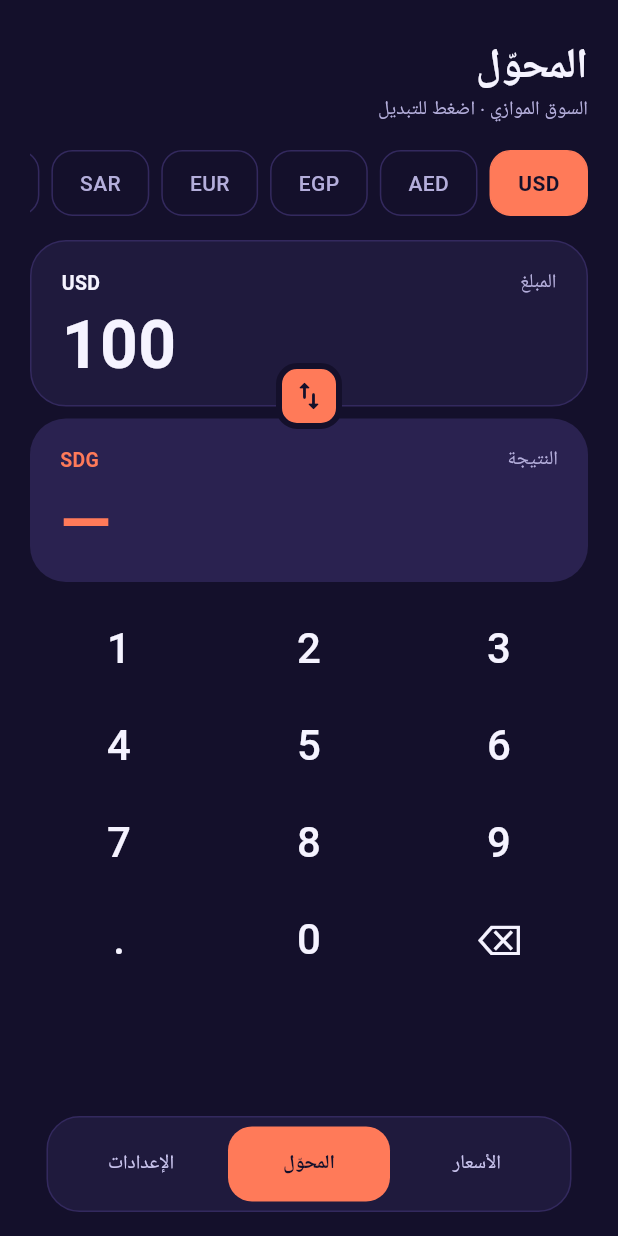
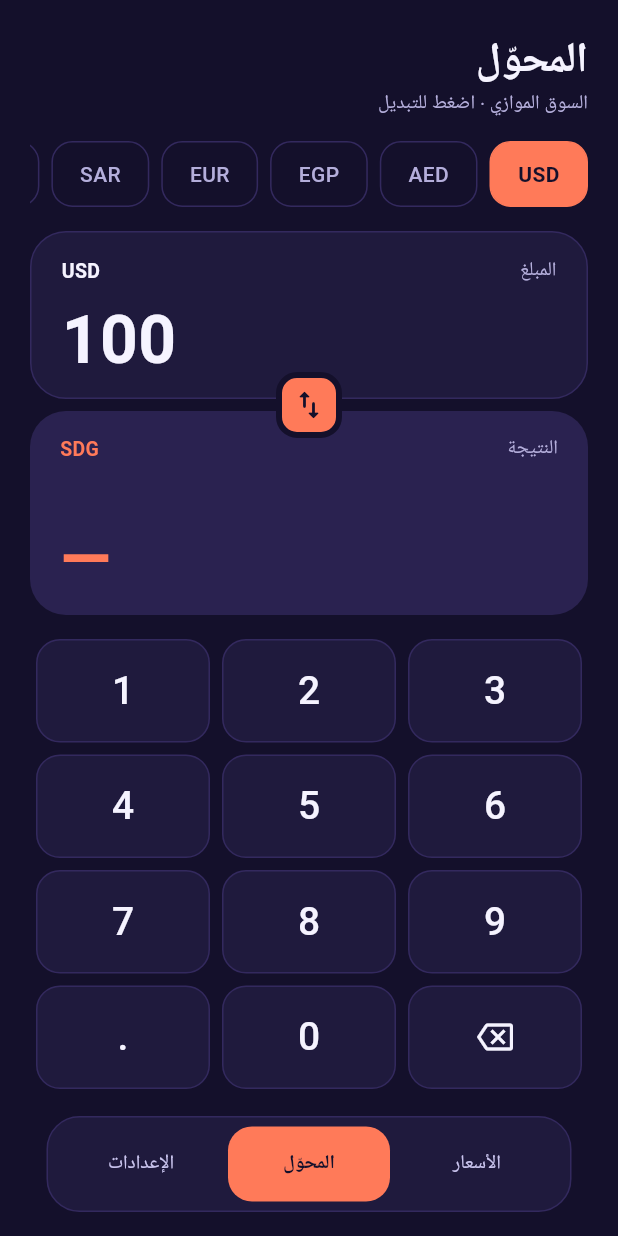
Before and after one commit to mohdnoaman2011-lgtm/Exchange-Rates, a Flutter app: the screen it shows after launch, item 2 of the bottom bar chosen, on a phone screen of 412 x 824 dp. Run offline on Flutter 3.47's test engine with Material 3 defaults, Android fonts, the light colour scheme and no system bars; our stand-ins replace flutter_local_notifications, google_fonts, shared_preferences; missing offline and left inert: workmanager; network calls fail.

Commit message:
Update converter_screen.dart

```diff
--- a/lib/screens/converter_screen.dart
+++ b/lib/screens/converter_screen.dart
@@ -16,6 +16,9 @@
   bool toSdg = true; // المبلغ بعملة أجنبية ← جنيه سوداني
   String input = '100';
 
+  static const _amountH = 112.0;
+  static const _resultH = 136.0;
+
   void _key(String k) {
     setState(() {
       if (k == '⌫') {
@@ -28,6 +31,13 @@
     });
   }
 
+  /// يفصل آلاف الجزء الصحيح مع الإبقاء على ما يكتبه المستخدم بعد الفاصلة
+  String _shown(String s) {
+    final parts = s.split('.');
+    final i = parts[0].replaceAllMapped(RegExp(r'\B(?=(\d{3})+(?!\d))'), (m) => ',');
+    return parts.length > 1 ? '$i.${parts[1]}' : i;
+  }
+
   @override
   Widget build(BuildContext context) => ListenableBuilder(
         listenable: widget.state,
@@ -38,11 +48,20 @@
           final amount = double.tryParse(input) ?? 0;
           final result = rate == null ? null : (toSdg ? amount * rate : amount / rate);
           final srcLabel = st.source == RateSource.parallel ? 'السوق الموازي' : 'سعر البنك';
-          return ListView(
-            padding: const EdgeInsets.fromLTRB(20, 24, 20, 120),
-            children: [
+          // padding.bottom يشمل أصلاً ارتفاع شريط التنقل (extendBody)
+          final bottom = MediaQuery.of(context).padding.bottom + 12;
+
+          return LayoutBuilder(builder: (context, box) {
+            // ارتفاع العناصر الثابتة: الترويسة + الشرائح + البطاقتان + الفراغات
+            const fixedTop = 60 + 16 + 44 + 16 + _amountH + 8 + _resultH + 12;
+            final avail = box.maxHeight - 20 - bottom;
+            final double keyH = ((avail - fixedTop) / 4).clamp(52.0, 84.0).toDouble();
+
+            return SingleChildScrollView(
+              padding: EdgeInsets.fromLTRB(20, 20, 20, bottom),
+              child: Column(crossAxisAlignment: CrossAxisAlignment.stretch, children: [
                 ScreenHeader(title: 'المحوّل', subtitle: Text('$srcLabel · اضغط للتبديل')),
-              const SizedBox(height: 18),
+                const SizedBox(height: 16),
                 SizedBox(
                   height: 44,
                   child: ListView(scrollDirection: Axis.horizontal, children: [
@@ -72,23 +91,39 @@
                   ]),
                 ),
                 const SizedBox(height: 16),
-              Stack(clipBehavior: Clip.none, alignment: Alignment.center, children: [
+                SizedBox(
+                  height: _amountH + 8 + _resultH,
+                  child: Stack(clipBehavior: Clip.none, children: [
                     Column(children: [
-                  Panel(
-                    padding: const EdgeInsets.fromLTRB(20, 18, 20, 18),
-                    child: _Box('المبلغ', toSdg ? code : 'SDG', input, p.ink, p.muted, p.ink),
+                      SizedBox(
+                        height: _amountH,
+                        child: Panel(
+                          padding: const EdgeInsets.fromLTRB(20, 16, 20, 16),
+                          child: _Box('المبلغ', toSdg ? code : 'SDG', _shown(input), p.ink, p.muted, p.ink),
+                        ),
                       ),
                       const SizedBox(height: 8),
                       Container(
-                    padding: const EdgeInsets.fromLTRB(20, 18, 20, 18),
+                        height: _resultH,
+                        padding: const EdgeInsets.fromLTRB(20, 16, 20, 16),
                         decoration: BoxDecoration(color: p.tile, borderRadius: BorderRadius.circular(24)),
-                    child: _Box('النتيجة', toSdg ? 'SDG' : code,
-                        result == null ? '—' : fmt(result, toSdg ? 0 : 2), p.tileText, p.muted, p.tileText,
-                        footer: rate == null ? null : '1 $code = ${fmt(rate)} SDG'),
+                        child: _Box(
+                          'النتيجة',
+                          toSdg ? 'SDG' : code,
+                          result == null ? '—' : fmt(result, toSdg ? 0 : 2),
+                          p.tileText, p.muted, p.tileText,
+                          footer: rate == null ? null : '1 $code = ${fmt(rate)} SDG',
+                        ),
                       ),
                     ]),
-                PositionedDirectional(
-                  top: 82,
+                    Positioned(
+                      top: _amountH + 4 - 22,
+                      left: 0,
+                      right: 0,
+                      child: Center(
+                        child: Semantics(
+                          button: true,
+                          label: 'تبديل الاتجاه',
                           child: InkWell(
                             onTap: () => setState(() => toSdg = !toSdg),
                             borderRadius: BorderRadius.circular(14),
@@ -103,25 +138,51 @@
                             ),
                           ),
                         ),
+                      ),
+                    ),
                   ]),
-              const SizedBox(height: 16),
+                ),
+                const SizedBox(height: 12),
                 Directionality(
                   textDirection: TextDirection.ltr,
-                child: GridView.count(
-                  crossAxisCount: 3, shrinkWrap: true, mainAxisSpacing: 8, crossAxisSpacing: 8,
-                  childAspectRatio: 2.1, physics: const NeverScrollableScrollPhysics(),
-                  children: [
-                    for (final k in ['1', '2', '3', '4', '5', '6', '7', '8', '9', '.', '0', '⌫'])
-                      InkWell(
+                  child: Column(children: [
+                    for (final row in const [
+                      ['1', '2', '3'],
+                      ['4', '5', '6'],
+                      ['7', '8', '9'],
+                      ['.', '0', '⌫'],
+                    ])
+                      SizedBox(
+                        height: keyH,
+                        child: Row(children: [
+                          for (final k in row)
+                            Expanded(
+                              child: Padding(
+                                padding: const EdgeInsets.all(4),
+                                child: InkWell(
                                   onTap: () => _key(k),
                                   borderRadius: BorderRadius.circular(16),
-                        child: Center(child: Text(k, style: const TextStyle(fontSize: 28, fontWeight: FontWeight.w500))),
+                                  child: Container(
+                                    alignment: Alignment.center,
+                                    decoration: BoxDecoration(
+                                      color: p.card,
+                                      borderRadius: BorderRadius.circular(16),
+                                      border: Border.all(color: p.border),
                                     ),
-                  ],
+                                    child: k == '⌫'
+                                        ? Icon(Icons.backspace_outlined, color: p.ink)
+                                        : Text(k, style: const TextStyle(fontSize: 26, fontWeight: FontWeight.w500)),
                                   ),
                                 ),
-            ],
+                              ),
+                            ),
+                        ]),
+                      ),
+                  ]),
+                ),
+              ]),
             );
+          });
         },
       );
 }
@@ -132,12 +193,14 @@
   final String? footer;
   const _Box(this.label, this.cur, this.value, this.valueColor, this.muted, this.curColor, {this.footer});
   @override
-  Widget build(BuildContext context) => Column(crossAxisAlignment: CrossAxisAlignment.stretch, children: [
+  Widget build(BuildContext context) => Column(
+        crossAxisAlignment: CrossAxisAlignment.stretch,
+        mainAxisAlignment: MainAxisAlignment.spaceBetween,
+        children: [
           Row(mainAxisAlignment: MainAxisAlignment.spaceBetween, children: [
             Text(label, style: TextStyle(fontSize: 13, color: muted)),
             Num(cur, style: TextStyle(fontSize: 13, fontWeight: FontWeight.w700, color: curColor)),
           ]),
-        const SizedBox(height: 10),
           Align(
             alignment: AlignmentDirectional.centerEnd,
             child: FittedBox(
@@ -145,12 +208,11 @@
               child: Num(value, style: TextStyle(fontSize: 44, fontWeight: FontWeight.w700, height: 1, color: valueColor)),
             ),
           ),
-        if (footer != null) ...[
-          const SizedBox(height: 6),
+          if (footer != null)
             Align(
               alignment: AlignmentDirectional.centerEnd,
               child: Num(footer!, style: TextStyle(fontSize: 13, color: muted)),
             ),
         ],
-      ]);
+      );
 }
```
Lines whose indentation alone changed are shown as unchanged.
